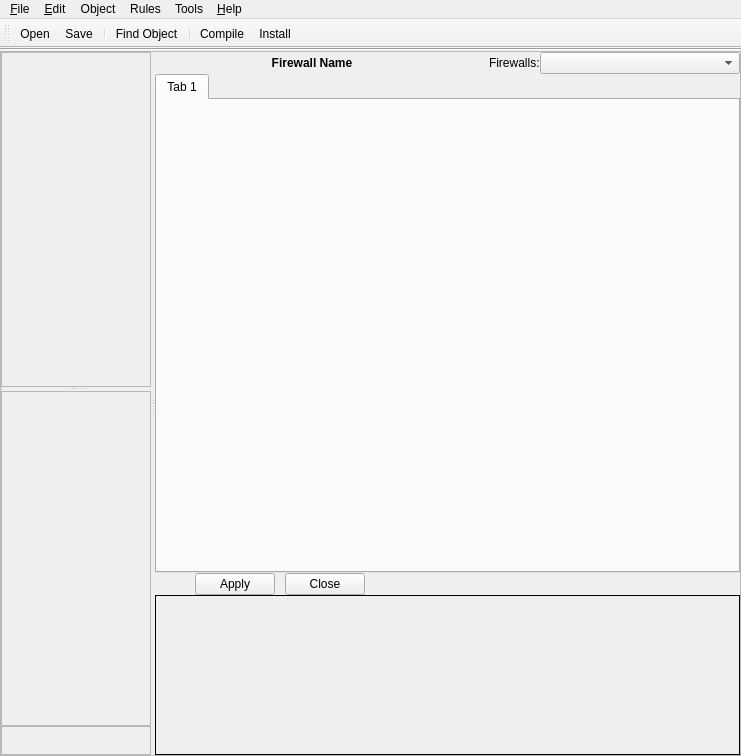
fwbuilder/fwbuilder, file src/gui/FWBMainWindow_q.ui: the form before one commit.
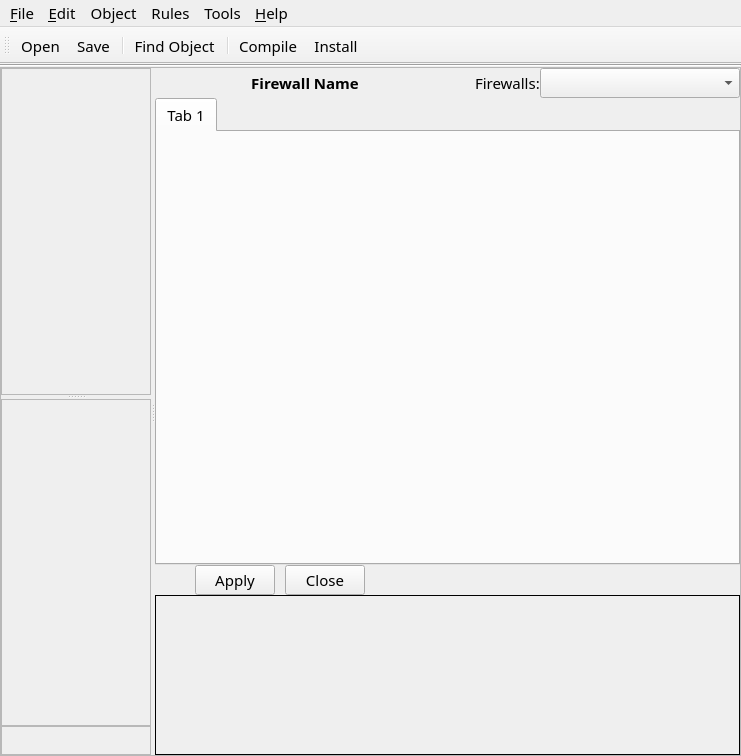
The form after the commit. Icons and pictures are not drawn.

Diff of the .ui file:
```diff
--- a/src/gui/FWBMainWindow_q.ui
+++ b/src/gui/FWBMainWindow_q.ui
@@ -13,9 +13,7 @@
    </rect>
   </property>
   <property name="sizePolicy" >
-   <sizepolicy>
-    <hsizetype>7</hsizetype>
-    <vsizetype>5</vsizetype>
+   <sizepolicy vsizetype="Preferred" hsizetype="Expanding" >
     <horstretch>0</horstretch>
     <verstretch>0</verstretch>
    </sizepolicy>
@@ -26,6 +24,13 @@
     <height>0</height>
    </size>
   </property>
+  <property name="font" >
+   <font>
+    <family>Sans Serif</family>
+    <pointsize>11</pointsize>
+    <stylestrategy>PreferDefault</stylestrategy>
+   </font>
+  </property>
   <property name="windowTitle" >
    <string>Firewall Builder</string>
   </property>
@@ -37,15 +42,25 @@
     <property name="margin" >
      <number>0</number>
     </property>
-    <property name="spacing" >
+    <property name="topMargin" >
+     <number>0</number>
+    </property>
+    <property name="rightMargin" >
+     <number>0</number>
+    </property>
+    <property name="bottomMargin" >
+     <number>0</number>
+    </property>
+    <property name="horizontalSpacing" >
+     <number>0</number>
+    </property>
+    <property name="verticalSpacing" >
      <number>0</number>
     </property>
     <item row="1" column="0" >
      <widget class="QFrame" name="frame13" >
       <property name="sizePolicy" >
-       <sizepolicy>
-        <hsizetype>3</hsizetype>
-        <vsizetype>5</vsizetype>
+       <sizepolicy vsizetype="Preferred" hsizetype="MinimumExpanding" >
         <horstretch>0</horstretch>
         <verstretch>0</verstretch>
        </sizepolicy>
@@ -66,9 +81,7 @@
        <item>
         <widget class="QSplitter" name="mainSplitter" >
          <property name="sizePolicy" >
-          <sizepolicy>
-           <hsizetype>5</hsizetype>
-           <vsizetype>5</vsizetype>
+          <sizepolicy vsizetype="Preferred" hsizetype="Preferred" >
            <horstretch>0</horstretch>
            <verstretch>0</verstretch>
           </sizepolicy>
@@ -105,7 +118,19 @@
            <property name="margin" >
             <number>0</number>
            </property>
-           <property name="spacing" >
+           <property name="topMargin" >
+            <number>0</number>
+           </property>
+           <property name="rightMargin" >
+            <number>0</number>
+           </property>
+           <property name="bottomMargin" >
+            <number>0</number>
+           </property>
+           <property name="horizontalSpacing" >
+            <number>0</number>
+           </property>
+           <property name="verticalSpacing" >
             <number>0</number>
            </property>
            <item row="1" column="0" >
@@ -185,9 +210,7 @@
            <item row="0" column="0" >
             <widget class="QSplitter" name="objInfoSplitter" >
              <property name="sizePolicy" >
-              <sizepolicy>
-               <hsizetype>7</hsizetype>
-               <vsizetype>7</vsizetype>
+              <sizepolicy vsizetype="Expanding" hsizetype="Expanding" >
                <horstretch>0</horstretch>
                <verstretch>0</verstretch>
               </sizepolicy>
@@ -203,9 +226,7 @@
              </property>
              <widget class="QFrame" name="treeFrame" >
               <property name="sizePolicy" >
-               <sizepolicy>
-                <hsizetype>7</hsizetype>
-                <vsizetype>7</vsizetype>
+               <sizepolicy vsizetype="Expanding" hsizetype="Expanding" >
                 <horstretch>0</horstretch>
                 <verstretch>0</verstretch>
                </sizepolicy>
@@ -219,9 +240,7 @@
              </widget>
              <widget class="QFrame" name="infoFrame" >
               <property name="sizePolicy" >
-               <sizepolicy>
-                <hsizetype>7</hsizetype>
-                <vsizetype>7</vsizetype>
+               <sizepolicy vsizetype="Expanding" hsizetype="Expanding" >
                 <horstretch>0</horstretch>
                 <verstretch>0</verstretch>
                </sizepolicy>
@@ -239,9 +258,7 @@
          </widget>
          <widget class="QFrame" name="rightFrame" >
           <property name="sizePolicy" >
-           <sizepolicy>
-            <hsizetype>3</hsizetype>
-            <vsizetype>5</vsizetype>
+           <sizepolicy vsizetype="Preferred" hsizetype="MinimumExpanding" >
             <horstretch>0</horstretch>
             <verstretch>0</verstretch>
            </sizepolicy>
@@ -262,7 +279,19 @@
            <property name="margin" >
             <number>0</number>
            </property>
-           <property name="spacing" >
+           <property name="topMargin" >
+            <number>0</number>
+           </property>
+           <property name="rightMargin" >
+            <number>0</number>
+           </property>
+           <property name="bottomMargin" >
+            <number>0</number>
+           </property>
+           <property name="horizontalSpacing" >
+            <number>0</number>
+           </property>
+           <property name="verticalSpacing" >
             <number>0</number>
            </property>
            <item row="0" column="0" >
@@ -276,9 +305,7 @@
              <item>
               <widget class="QLabel" name="firewallName" >
                <property name="sizePolicy" >
-                <sizepolicy>
-                 <hsizetype>7</hsizetype>
-                 <vsizetype>5</vsizetype>
+                <sizepolicy vsizetype="Preferred" hsizetype="Expanding" >
                  <horstretch>0</horstretch>
                  <verstretch>0</verstretch>
                 </sizepolicy>
@@ -319,9 +346,7 @@
              <item>
               <widget class="QLabel" name="textLabel1" >
                <property name="sizePolicy" >
-                <sizepolicy>
-                 <hsizetype>1</hsizetype>
-                 <vsizetype>5</vsizetype>
+                <sizepolicy vsizetype="Preferred" hsizetype="Minimum" >
                  <horstretch>0</horstretch>
                  <verstretch>0</verstretch>
                 </sizepolicy>
@@ -337,9 +362,7 @@
              <item>
               <widget class="QComboBox" name="fwList" >
                <property name="sizePolicy" >
-                <sizepolicy>
-                 <hsizetype>0</hsizetype>
-                 <vsizetype>0</vsizetype>
+                <sizepolicy vsizetype="Fixed" hsizetype="Fixed" >
                  <horstretch>0</horstretch>
                  <verstretch>0</verstretch>
                 </sizepolicy>
@@ -360,9 +383,7 @@
            <item row="1" column="0" >
             <widget class="QTabWidget" name="ruleSets" >
              <property name="sizePolicy" >
-              <sizepolicy>
-               <hsizetype>5</hsizetype>
-               <vsizetype>7</vsizetype>
+              <sizepolicy vsizetype="Expanding" hsizetype="Preferred" >
                <horstretch>0</horstretch>
                <verstretch>0</verstretch>
               </sizepolicy>
@@ -415,9 +436,7 @@
            <item row="2" column="0" >
             <widget class="QFrame" name="objectEditorFrame" >
              <property name="sizePolicy" >
-              <sizepolicy>
-               <hsizetype>5</hsizetype>
-               <vsizetype>5</vsizetype>
+              <sizepolicy vsizetype="Preferred" hsizetype="Preferred" >
                <horstretch>0</horstretch>
                <verstretch>0</verstretch>
               </sizepolicy>
@@ -432,7 +451,19 @@
               <property name="margin" >
                <number>0</number>
               </property>
-              <property name="spacing" >
+              <property name="topMargin" >
+               <number>0</number>
+              </property>
+              <property name="rightMargin" >
+               <number>0</number>
+              </property>
+              <property name="bottomMargin" >
+               <number>0</number>
+              </property>
+              <property name="horizontalSpacing" >
+               <number>0</number>
+              </property>
+              <property name="verticalSpacing" >
                <number>0</number>
               </property>
               <item row="0" column="0" >
@@ -481,9 +512,7 @@
                 <item>
                  <widget class="QPushButton" name="applyObjectEditorButton" >
                   <property name="sizePolicy" >
-                   <sizepolicy>
-                    <hsizetype>0</hsizetype>
-                    <vsizetype>0</vsizetype>
+                   <sizepolicy vsizetype="Fixed" hsizetype="Fixed" >
                     <horstretch>0</horstretch>
                     <verstretch>0</verstretch>
                    </sizepolicy>
@@ -502,9 +531,7 @@
                 <item>
                  <widget class="QPushButton" name="closeObjectEditorButton" >
                   <property name="sizePolicy" >
-                   <sizepolicy>
-                    <hsizetype>0</hsizetype>
-                    <vsizetype>0</vsizetype>
+                   <sizepolicy vsizetype="Fixed" hsizetype="Fixed" >
                     <horstretch>0</horstretch>
                     <verstretch>0</verstretch>
                    </sizepolicy>
@@ -565,7 +592,10 @@
     <enum>Qt::Horizontal</enum>
    </property>
    <attribute name="toolBarArea" >
-    <number>4</number>
+    <enum>TopToolBarArea</enum>
+   </attribute>
+   <attribute name="toolBarBreak" >
+    <bool>false</bool>
    </attribute>
    <addaction name="toolbarFileOpen" />
    <addaction name="toolbarFileSave" />
@@ -581,7 +611,7 @@
      <x>0</x>
      <y>0</y>
      <width>741</width>
-     <height>32</height>
+     <height>24</height>
     </rect>
    </property>
    <widget class="QMenu" name="editMenu" >
```
Left out of the diff: 96 changed lines with no effect on the pictures.
